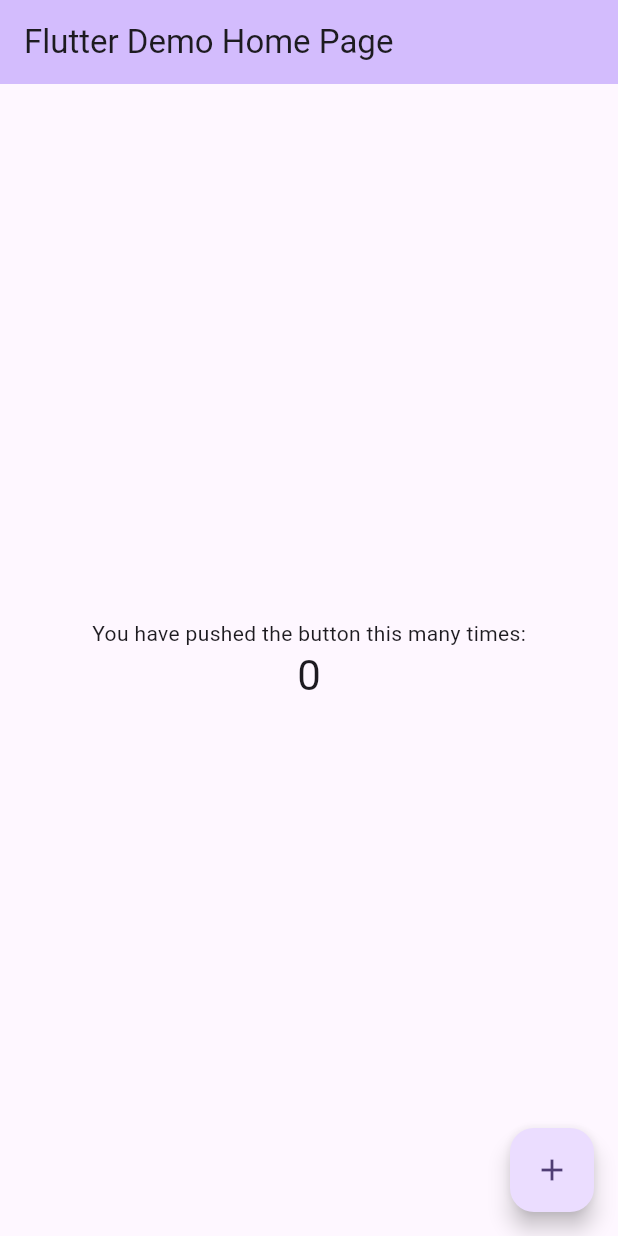
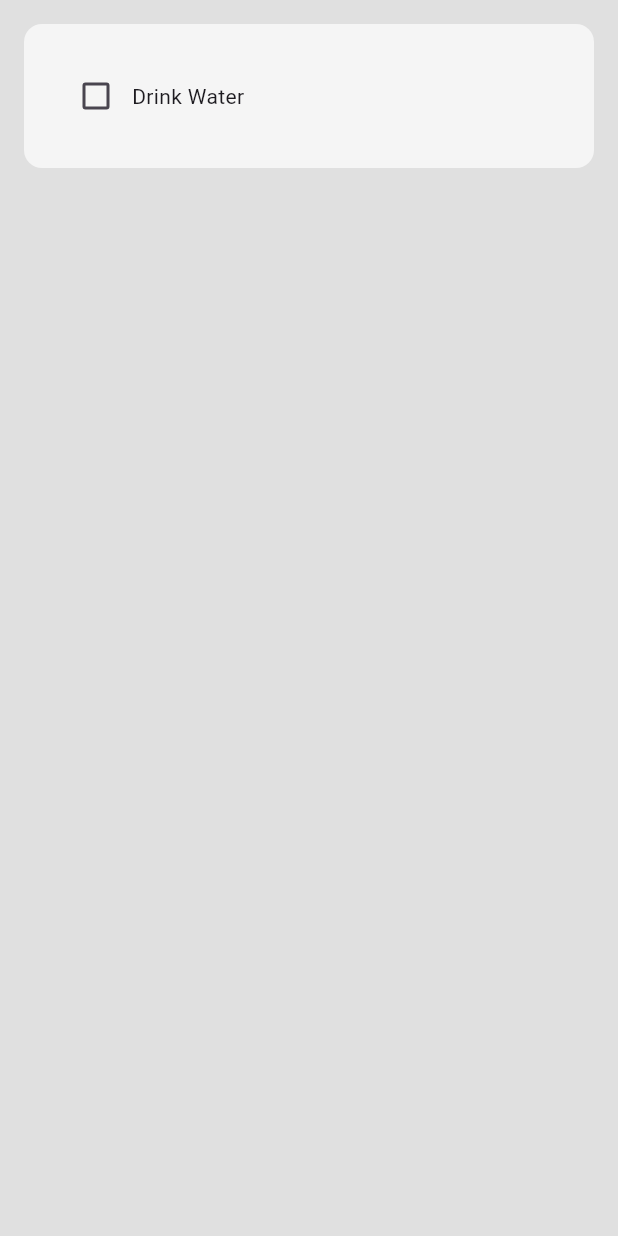
Before and after one commit to ZakyTm/Habbit_Tracker_Hive, a Flutter app: the screen it shows after launch, on a phone screen of 412 x 824 dp. Run offline on Flutter 3.47's test engine with Material 3 defaults, Android fonts, the phone set to English and light mode, and no system bars.

Commit message:
Creating Components Folder which has a habit_tile that with it we track our habit and we created a scafoled in it which been caled by the home_page that is inside the pages folder

```diff
--- /dev/null
+++ b/lib/components/habit_tile.dart
@@ -0,0 +1,34 @@
+import 'package:flutter/material.dart';
+
+class HabitTile extends StatelessWidget {
+  final String habitName;
+  final bool habitIsDone;
+  final Function(bool?)? toggleHabit;
+
+  const HabitTile(
+      {super.key,
+      required this.habitName,
+      required this.habitIsDone,
+      required this.toggleHabit});
+
+  @override
+  Widget build(BuildContext context) {
+    return Padding(
+      padding: const EdgeInsets.all(16.0),
+      child: Container(
+        padding: EdgeInsets.all(24),
+        decoration: BoxDecoration(
+            color: Colors.grey[100], borderRadius: BorderRadius.circular(12)),
+        child: Row(
+          children: [
+            // Check Box
+
+            Checkbox(value: habitIsDone, onChanged: toggleHabit),
+            // Habit Name
+            Text(habitName),
+          ],
+        ),
+      ),
+    );
+  }
+}
--- a/lib/main.dart
+++ b/lib/main.dart
@@ -1,4 +1,5 @@
 import 'package:flutter/material.dart';
+import 'package:habbit_tracker/pages/home_page.dart';
 
 void main() {
   runApp(const MyApp());
@@ -11,115 +12,8 @@ class MyApp extends StatelessWidget {
   @override
   Widget build(BuildContext context) {
     return MaterialApp(
-      title: 'Flutter Demo',
-      theme: ThemeData(
-        // This is the theme of your application.
-        //
-        // TRY THIS: Try running your application with "flutter run". You'll see
-        // the application has a purple toolbar. Then, without quitting the app,
-        // try changing the seedColor in the colorScheme below to Colors.green
-        // and then invoke "hot reload" (save your changes or press the "hot
-        // reload" button in a Flutter-supported IDE, or press "r" if you used
-        // the command line to start the app).
-        //
-        // Notice that the counter didn't reset back to zero; the application
-        // state is not lost during the reload. To reset the state, use hot
-        // restart instead.
-        //
-        // This works for code too, not just values: Most code changes can be
-        // tested with just a hot reload.
-        colorScheme: ColorScheme.fromSeed(seedColor: Colors.deepPurple),
-        useMaterial3: true,
-      ),
-      home: const MyHomePage(title: 'Flutter Demo Home Page'),
+      debugShowCheckedModeBanner: false,
+      home: HomePage(),
     );
   }
 }
-
-class MyHomePage extends StatefulWidget {
-  const MyHomePage({super.key, required this.title});
-
-  // This widget is the home page of your application. It is stateful, meaning
-  // that it has a State object (defined below) that contains fields that affect
-  // how it looks.
-
-  // This class is the configuration for the state. It holds the values (in this
-  // case the title) provided by the parent (in this case the App widget) and
-  // used by the build method of the State. Fields in a Widget subclass are
-  // always marked "final".
-
-  final String title;
-
-  @override
-  State<MyHomePage> createState() => _MyHomePageState();
-}
-
-class _MyHomePageState extends State<MyHomePage> {
-  int _counter = 0;
-
-  void _incrementCounter() {
-    setState(() {
-      // This call to setState tells the Flutter framework that something has
-      // changed in this State, which causes it to rerun the build method below
-      // so that the display can reflect the updated values. If we changed
-      // _counter without calling setState(), then the build method would not be
-      // called again, and so nothing would appear to happen.
-      _counter++;
-    });
-  }
-
-  @override
-  Widget build(BuildContext context) {
-    // This method is rerun every time setState is called, for instance as done
-    // by the _incrementCounter method above.
-    //
-    // The Flutter framework has been optimized to make rerunning build methods
-    // fast, so that you can just rebuild anything that needs updating rather
-    // than having to individually change instances of widgets.
-    return Scaffold(
-      appBar: AppBar(
-        // TRY THIS: Try changing the color here to a specific color (to
-        // Colors.amber, perhaps?) and trigger a hot reload to see the AppBar
-        // change color while the other colors stay the same.
-        backgroundColor: Theme.of(context).colorScheme.inversePrimary,
-        // Here we take the value from the MyHomePage object that was created by
-        // the App.build method, and use it to set our appbar title.
-        title: Text(widget.title),
-      ),
-      body: Center(
-        // Center is a layout widget. It takes a single child and positions it
-        // in the middle of the parent.
-        child: Column(
-          // Column is also a layout widget. It takes a list of children and
-          // arranges them vertically. By default, it sizes itself to fit its
-          // children horizontally, and tries to be as tall as its parent.
-          //
-          // Column has various properties to control how it sizes itself and
-          // how it positions its children. Here we use mainAxisAlignment to
-          // center the children vertically; the main axis here is the vertical
-          // axis because Columns are vertical (the cross axis would be
-          // horizontal).
-          //
-          // TRY THIS: Invoke "debug painting" (choose the "Toggle Debug Paint"
-          // action in the IDE, or press "p" in the console), to see the
-          // wireframe for each widget.
-          mainAxisAlignment: MainAxisAlignment.center,
-          children: <Widget>[
-            const Text(
-              'You have pushed the button this many times:',
-            ),
-            Text(
-              '$_counter',
-              style: Theme.of(context).textTheme.headlineMedium,
-            ),
-          ],
-        ),
-      ),
-      floatingActionButton: FloatingActionButton(
-        onPressed: _incrementCounter,
-        tooltip: 'Increment',
-        child: const Icon(Icons.add),
-      ), // This trailing comma makes auto-formatting nicer for build methods.
-    );
-  }
-}
--- /dev/null
+++ b/lib/pages/home_page.dart
@@ -0,0 +1,45 @@
+import 'package:flutter/material.dart';
+import 'package:flutter/widgets.dart';
+import 'package:habbit_tracker/components/habit_tile.dart';
+
+class HomePage extends StatefulWidget {
+  const HomePage({super.key});
+
+  @override
+  State<HomePage> createState() => _HomePageState();
+}
+
+class _HomePageState extends State<HomePage> {
+  // Data structured for the habit list
+  List toDayHabitList = [
+    ["Morning Run", false],
+    ["Reading a Book", false],
+    ["Drink Water", false],
+    ["Meditation", false],
+    ["Coding", false],
+    ["Evening Walk", false],
+  ];
+  //bool to control habbit completed
+  bool habitCompleted = false;
+  // CheckBox was clicked
+  void checkBoxClicked(bool? value) {
+    setState(() {
+      habitCompleted = value!;
+    });
+  }
+
+  @override
+  Widget build(BuildContext context) {
+    return Scaffold(
+        backgroundColor: Colors.grey[300],
+        body: ListView(
+          children: [
+            // habit tiles
+            HabitTile(
+                habitName: 'Drink Water',
+                habitIsDone: habitCompleted,
+                toggleHabit: (value) => checkBoxClicked(value)),
+          ],
+        ));
+  }
+}
```
